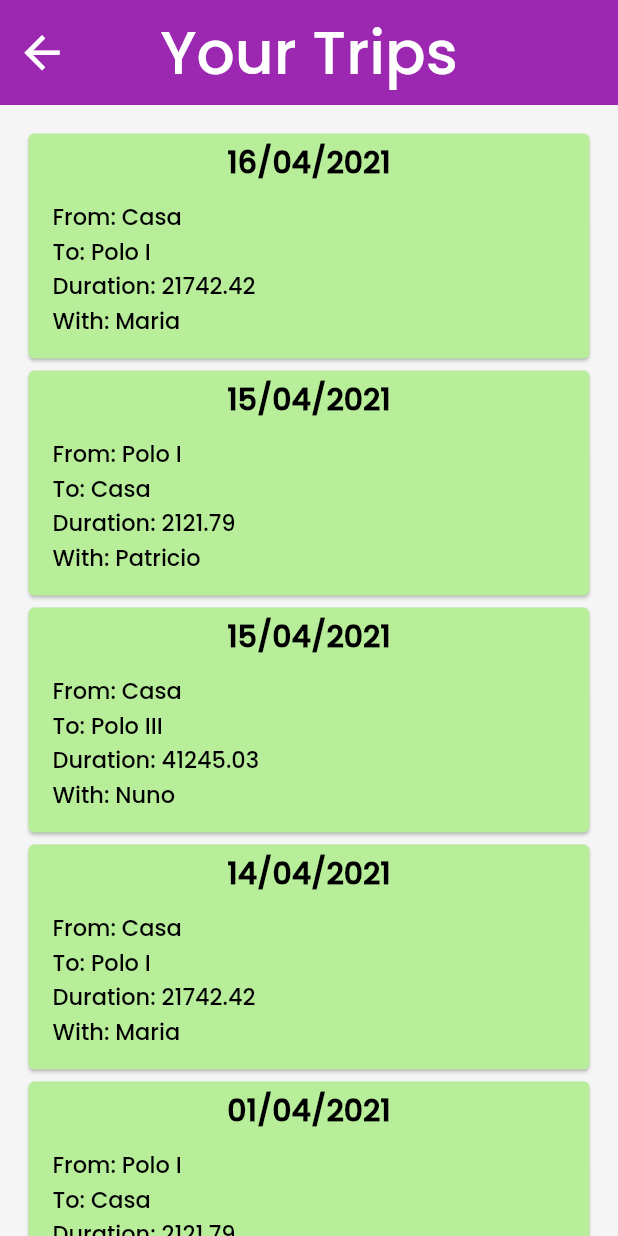
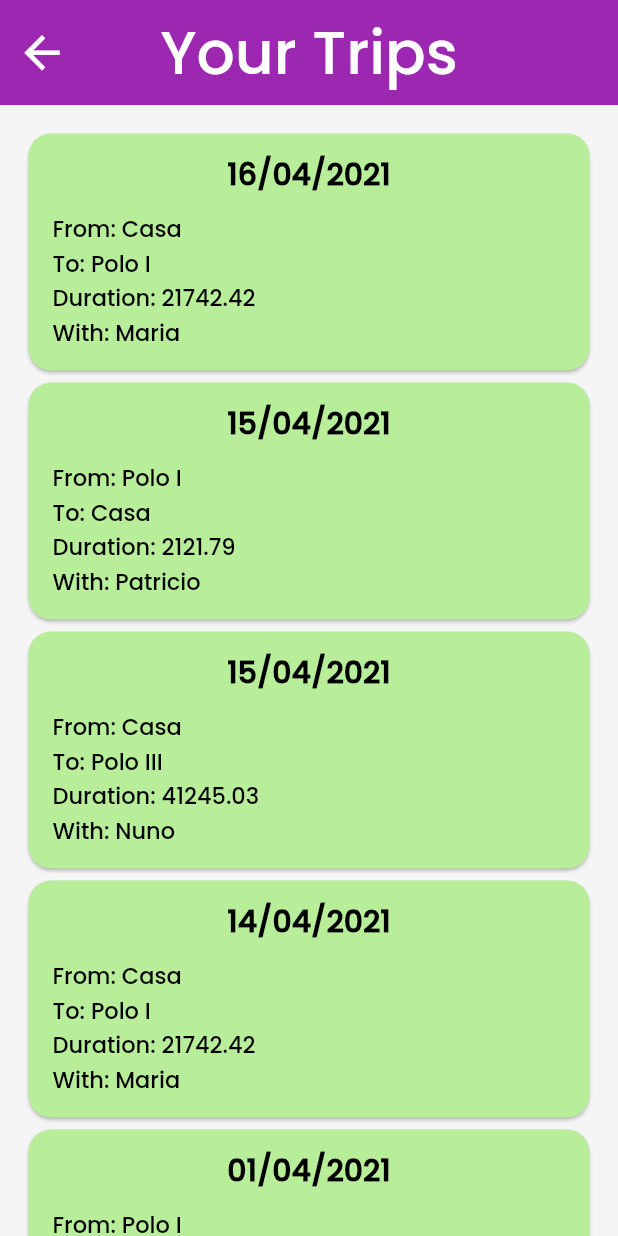
Before and after one commit to A3server/HyggeApp, a Flutter app: the YourTrips screen opened by its route, on a phone screen of 412 x 824 dp. Run offline on Flutter 3.47's test engine with Material 2 defaults, Android fonts, the phone set to English and light mode, and no system bars; our stand-ins replace flutter_spinkit, geolocator, google_maps_flutter, shared_preferences; accounts and stored records are empty.

Commit message:
yourtrips rounded

```diff
--- a/lib/routes/YourTrips.dart
+++ b/lib/routes/YourTrips.dart
@@ -64,13 +64,20 @@ class _YourTripsState extends State<YourTrips> {
                     shrinkWrap: true,
                     itemBuilder: (context, index) {
                       return Card(
+                        shape: RoundedRectangleBorder(
+                          borderRadius: BorderRadius.circular(15),
+                        ),
                         color: Color(0xFFb8ed9a),
                         child: ListTile(
-                          title: Align(
-                            child: Text(trips[index].date,
-                                style: TextStyle(
-                                    fontSize: 20, fontWeight: FontWeight.bold)),
-                            alignment: Alignment.center,
+                          title: Padding(
+                            padding: const EdgeInsets.only(top: 8.0),
+                            child: Align(
+                              child: Text(trips[index].date,
+                                  style: TextStyle(
+                                      fontSize: 20,
+                                      fontWeight: FontWeight.bold)),
+                              alignment: Alignment.center,
+                            ),
                           ),
                           subtitle: Column(
                             children: [
```
